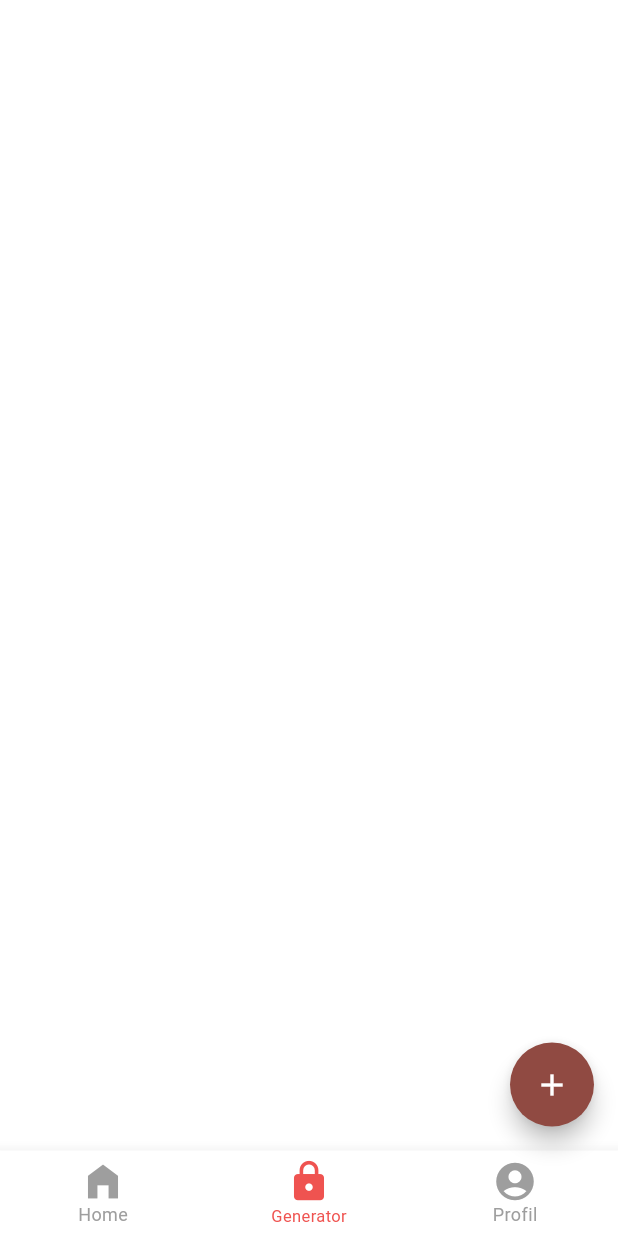
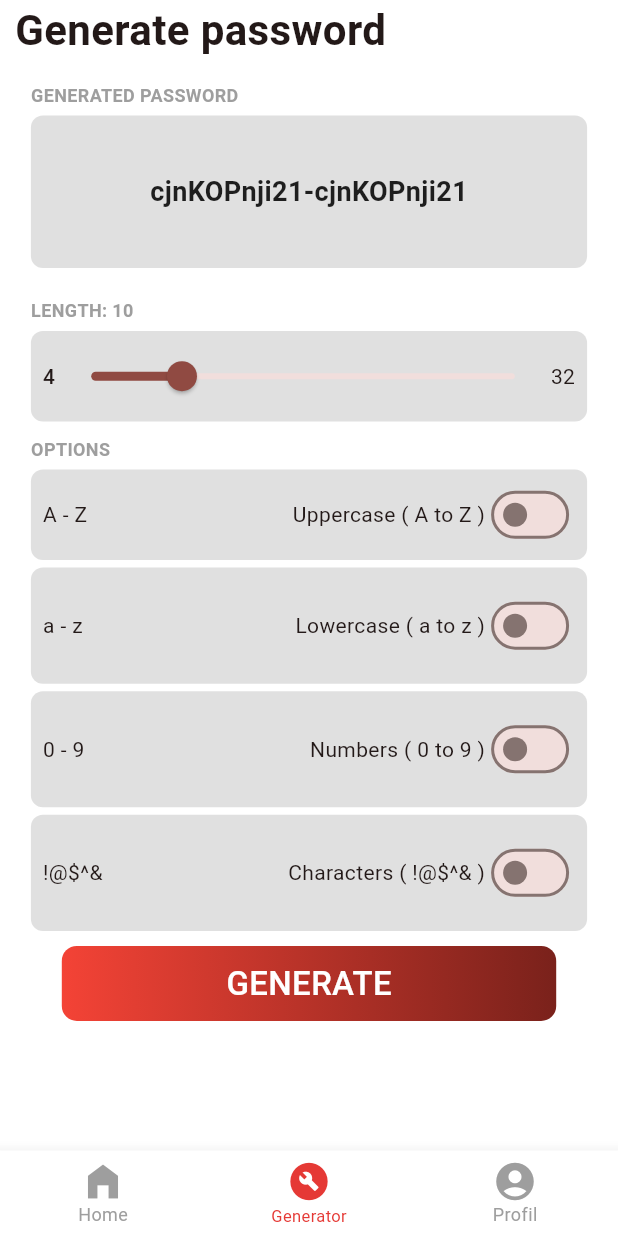
Before and after one commit to hassanbileh/pass-gen, a Flutter app: the NavScreen screen opened by its route, item 2 of the bottom bar chosen, on a phone screen of 412 x 824 dp. Run offline on Flutter 3.47's test engine with Material 2 defaults, Android fonts, the phone set to English and light mode, and no system bars; our stand-ins replace smooth_page_indicator.

Commit message:
Generate password UI

```diff
--- a/lib/data/data.dart
+++ b/lib/data/data.dart
@@ -22,7 +22,7 @@ final List<String> usernames = [
   user1.username,
 ];
 
-const List<Password> generatedPasswords = [
+const List<Password> perUser = [
   Password(
     id: '01',
     title: 'Google',
@@ -30,6 +30,7 @@ const List<Password> generatedPasswords = [
     password: 'Hasbilbile',
     hint: 'who r u',
     imageUrl: Assets.google,
+    date: 'added yesterday',
   ),
 
   Password(
@@ -39,6 +40,7 @@ const List<Password> generatedPasswords = [
     password: 'MopremeShakur',
     hint: 'who r u',
     imageUrl: Assets.facebook,
+    date: 'added last week',
   ),
 
   Password(
@@ -48,6 +50,7 @@ const List<Password> generatedPasswords = [
     password: 'EzmahJunior',
     hint: 'who r u',
     imageUrl: Assets.twitter,
+    date: 'added last month',
   ),
 
   Password(
@@ -57,11 +60,12 @@ const List<Password> generatedPasswords = [
     password: 'CharkoAbdoukarim',
     hint: 'who r u',
     imageUrl: Assets.logo,
+    date: 'added last year',
   ),
 ];
 
 
-const List<Password> perUser = [
+const List<Password> generatedPasswords = [
   Password(
     id: '01',
     title: 'Google',
@@ -69,6 +73,7 @@ const List<Password> perUser = [
     password: 'Hasbilbile',
     hint: 'who r u',
     imageUrl: Assets.google,
+    date: 'generated yesterday',
   ),
 
   Password(
@@ -78,6 +83,7 @@ const List<Password> perUser = [
     password: 'Hasbilbile1',
     hint: 'who r u',
     imageUrl: Assets.facebook,
+    date: 'generated last week',
   ),
 
   Password(
@@ -87,6 +93,7 @@ const List<Password> perUser = [
     password: 'Hasbilbile3',
     hint: 'who r u',
     imageUrl: Assets.twitter,
+    date: 'generated last month',
   ),
 
   Password(
@@ -96,5 +103,6 @@ const List<Password> perUser = [
     password: 'Hasbilbile4',
     hint: 'who r u',
     imageUrl: Assets.logo,
+    date: 'generated last year',
   ),
 ];
--- a/lib/models/password.dart
+++ b/lib/models/password.dart
@@ -1,5 +1,5 @@
 class Password {
-  final String id, title, username, password, hint, imageUrl;
+  final String id, title, username, password, hint, imageUrl, date;
 
   const Password({
     required this.id,
@@ -8,5 +8,6 @@ class Password {
     required this.password,
     required this.hint,
     required this.imageUrl,
+    required this.date,
   });
 }
--- a/lib/screens/authComponents/register/register_footer.dart
+++ b/lib/screens/authComponents/register/register_footer.dart
@@ -82,7 +82,8 @@ class RegisterFooter extends StatelessWidget {
               ),
             ),
           ],
-        )
+        ),
+        const SizedBox(height: 20,),
       ],
     );
   }
--- /dev/null
+++ b/lib/screens/generator_screen.dart
@@ -0,0 +1,233 @@
+import 'package:flutter/material.dart';
+import 'package:passgen/widgets/widgets.dart';
+
+class GeneratorScreen extends StatefulWidget {
+  const GeneratorScreen({super.key});
+
+  @override
+  State<GeneratorScreen> createState() => _GeneratorScreenState();
+}
+
+class _GeneratorScreenState extends State<GeneratorScreen> {
+  double _length = 10.0;
+  bool hasUpperCase = false;
+  bool hasLowerCase = false;
+  bool hasNumbers = false;
+  bool hasSymbols = false;
+  @override
+  Widget build(BuildContext context) {
+    return Scaffold(
+      body: SafeArea(
+        child: SingleChildScrollView(
+          child: Column(
+            crossAxisAlignment: CrossAxisAlignment.start,
+            children: [
+              const Padding(
+                padding: EdgeInsets.only(left: 10.0),
+                child: Text(
+                  'Generate password',
+                  style: TextStyle(fontSize: 28, fontWeight: FontWeight.bold),
+                ),
+              ),
+              const SizedBox(
+                height: 15.0,
+              ),
+              const _GenerateHeader(),
+              const SizedBox(
+                height: 20.0,
+              ),
+              _CustomOptions(
+                length: _length,
+                isSlider: true,
+                title: 'length: ',
+                child: Padding(
+                  padding: const EdgeInsets.symmetric(horizontal: 8.0),
+                  child: Row(
+                    children: [
+                      const Text(
+                        '4',
+                        style: TextStyle(fontWeight: FontWeight.w500),
+                      ),
+                      Expanded(
+                        child: Slider.adaptive(
+                          value: _length,
+                          onChanged: (value) {
+                            setState(() {
+                              _length = value;
+                            });
+                          },
+                          label: _length.toStringAsFixed(0).toString(),
+                          min: 4,
+                          max: 32,
+                        ),
+                      ),
+                      const Text('32'),
+                    ],
+                  ),
+                ),
+              ),
+              const SizedBox(
+                height: 10.0,
+              ),
+              _CustomOptions(
+                title: 'OPTIONS',
+                child: PasswordOptions(has: hasUpperCase, onChanged: (value){
+                  setState(() {
+                    hasUpperCase = value;
+                  });
+                }, leading: 'A - Z', trailing: 'Uppercase ( A to Z )'),
+              ),
+              _CustomOptions(
+                child: PasswordOptions(has: hasLowerCase, onChanged: (value){
+                  setState(() {
+                    hasLowerCase = value;
+                  });
+                }, leading: 'a - z', trailing: 'Lowercase ( a to z )'),
+              ),
+              _CustomOptions(
+                child: PasswordOptions(has: hasNumbers, onChanged: (value){
+                  setState(() {
+                    hasNumbers = value;
+                  });
+                }, leading: '0 - 9', trailing: 'Numbers ( 0 to 9 )'),
+              ),
+              _CustomOptions(
+                child: PasswordOptions(has: hasSymbols, onChanged: (value){
+                  setState(() {
+                    hasSymbols = value;
+                  });
+                }, leading: '!@\$^&', trailing: 'Characters ( !@\$^& )'),
+              ),
+              Center(child: CustomButton(content: 'GENERATE', onTap: (){}))
+            ],
+          ),
+        ),
+      ),
+    );
+  }
+}
+
+class _GenerateHeader extends StatelessWidget {
+  const _GenerateHeader({super.key});
+
+  @override
+  Widget build(BuildContext context) {
+    return Center(
+      child: Container(
+        height: MediaQuery.sizeOf(context).height * 0.15,
+        width: MediaQuery.sizeOf(context).width * 0.9,
+        child: Column(
+          crossAxisAlignment: CrossAxisAlignment.start,
+          children: [
+            const Text(
+              'GENERATED PASSWORD',
+              style: TextStyle(
+                  fontSize: 12.0,
+                  fontWeight: FontWeight.w600,
+                  color: Colors.grey),
+            ),
+            const SizedBox(
+              height: 5.0,
+            ),
+            Expanded(
+              child: Container(
+                height: MediaQuery.sizeOf(context).height * 0.1,
+                width: MediaQuery.sizeOf(context).width * 0.9,
+                decoration: BoxDecoration(
+                    borderRadius: BorderRadius.circular(8.0),
+                    color: Colors.grey.shade300),
+                child: const Center(
+                    child: Text(
+                  'cjnKOPnji21-cjnKOPnji21',
+                  style: TextStyle(
+                    fontSize: 18.0,
+                    fontWeight: FontWeight.w600,
+                    color: Colors.black87,
+                  ),
+                )),
+              ),
+            ),
+          ],
+        ),
+      ),
+    );
+  }
+}
+
+class _CustomOptions extends StatelessWidget {
+  final Widget child;
+  final String? title;
+  final bool? isSlider;
+  final double? length;
+  const _CustomOptions({
+    super.key,
+    required this.child,
+    this.length,
+    this.isSlider,
+    this.title,
+  });
+
+  @override
+  Widget build(BuildContext context) {
+    return Center(
+      child: Container(
+        height: MediaQuery.sizeOf(context).height * 0.1,
+        width: MediaQuery.sizeOf(context).width * 0.9,
+        child: Column(
+          crossAxisAlignment: CrossAxisAlignment.start,
+          children: [
+            (isSlider != null)
+                ?
+                //Title
+                Row(
+                    children: [
+                      (title != null)
+                          ? Text(
+                              title!.toUpperCase(),
+                              style: const TextStyle(
+                                  fontSize: 12.0,
+                                  fontWeight: FontWeight.w600,
+                                  color: Colors.grey),
+                            )
+                          : const SizedBox(),
+                      Text(
+                        length!.toStringAsFixed(0).toString(),
+                        style: const TextStyle(
+                            fontSize: 12.0,
+                            fontWeight: FontWeight.w600,
+                            color: Colors.grey),
+                      ),
+                    ],
+                  )
+                : (title != null)
+                    ? Text(
+                        title!.toUpperCase(),
+                        style: const TextStyle(
+                            fontSize: 12.0,
+                            fontWeight: FontWeight.w600,
+                            color: Colors.grey),
+                      )
+                    : const SizedBox(),
+
+            const SizedBox(
+              height: 5.0,
+            ),
+
+            //Content
+            Expanded(
+              child: Container(
+                height: MediaQuery.sizeOf(context).height * 0.1,
+                width: MediaQuery.sizeOf(context).width * 0.9,
+                decoration: BoxDecoration(
+                  borderRadius: BorderRadius.circular(8.0),
+                  color: Colors.grey.shade300,
+                ),
+                child: child,
+              ),
+            ),
+          ],
+        ),
+      ),
+    );
+  }
+}
--- a/lib/screens/nav_screen.dart
+++ b/lib/screens/nav_screen.dart
@@ -1,5 +1,4 @@
 import 'package:flutter/material.dart';
-import 'package:passgen/constants/assets/assets_constants.dart';
 import 'package:passgen/screens/screens.dart';
 
 class NavScreen extends StatefulWidget {
@@ -13,12 +12,12 @@ class _NavScreenState extends State<NavScreen> {
 
   final List<Widget> _screens = [
     const HomeScreen(),
-    Scaffold(),
+    const GeneratorScreen(),
     Scaffold(),
   ];
   final Map<String, IconData> _icons = {
     'Home': Icons.home_filled,
-    'Generator': Icons.lock,
+    'Generator': Icons.build_circle,
     'Profil': Icons.account_circle,
   };
 
@@ -27,15 +26,6 @@ class _NavScreenState extends State<NavScreen> {
   Widget build(BuildContext context) {
     return Scaffold(
       body: _screens[_currentIndex],
-      floatingActionButton: FloatingActionButton(
-        backgroundColor: Theme.of(context).colorScheme.primary,
-        onPressed: () => Navigator.of(context).pushNamed(Assets.newPasswordRoute),
-        shape: const CircleBorder(side: BorderSide.none),
-        child: const Icon(
-          Icons.add,
-          color: Colors.white,
-        ),
-      ),
       bottomNavigationBar: BottomNavigationBar(
               type: BottomNavigationBarType.fixed,
               backgroundColor: Colors.white,
@@ -56,7 +46,7 @@ class _NavScreenState extends State<NavScreen> {
                   .toList(),
               currentIndex: _currentIndex,
               selectedFontSize: 11.0,
-              selectedItemColor: Colors.red[400],
+              selectedItemColor: Colors.red.shade600,
               unselectedItemColor: Colors.grey,
               onTap: (index) => setState(() {
                 _currentIndex = index;
--- a/lib/screens/screens.dart
+++ b/lib/screens/screens.dart
@@ -5,6 +5,7 @@ export 'auth/login.dart';
 export 'nav_screen.dart';
 export 'home_screen.dart';
 export 'add_password/add_password.dart';
+export 'generator_screen.dart';
 
 export 'authComponents/register/register_header.dart';
 export 'authComponents/register/register_body.dart';
--- a/lib/widgets/components/custom_textfield.dart
+++ b/lib/widgets/components/custom_textfield.dart
@@ -6,7 +6,7 @@ class CustomTextField extends StatelessWidget {
   final String hintText;
   final String? labelText;
   final bool isPassword;
-  final int? maxLines;
+  final Function(String)? onSubmitted;
   const CustomTextField({
     super.key,
     required this.padding,
@@ -14,7 +14,7 @@ class CustomTextField extends StatelessWidget {
     required this.hintText,
     required this.labelText,
     required this.isPassword,
-    this.maxLines,
+    this.onSubmitted,
   });
 
   @override
@@ -60,6 +60,7 @@ class CustomTextField extends StatelessWidget {
                 hintText: hintText,
                 labelText: labelText,
               ),
+              onSubmitted: onSubmitted,
             ),
           );
   }
--- /dev/null
+++ b/lib/widgets/components/options.dart
@@ -0,0 +1,40 @@
+import 'package:flutter/material.dart';
+
+typedef SwitchCallBack = void Function(bool)?;
+
+class PasswordOptions extends StatelessWidget {
+  final String leading, trailing;
+  final bool has;
+  final SwitchCallBack onChanged;
+  const PasswordOptions({
+    super.key,
+    required this.has,
+    required this.onChanged,
+    required this.leading,
+    required this.trailing,
+  });
+
+  @override
+  Widget build(BuildContext context) {
+    return Padding(
+      padding: const EdgeInsets.symmetric(horizontal: 8.0),
+      child: Row(
+        mainAxisAlignment: MainAxisAlignment.spaceBetween,
+        children: [
+          Text(
+            leading,
+          ),
+          Row(
+            children: [
+              Text(trailing),
+              Switch.adaptive(
+                value: has,
+                onChanged: onChanged,
+              ),
+            ],
+          )
+        ],
+      ),
+    );
+  }
+}
--- a/lib/widgets/newpassword_content.dart
+++ b/lib/widgets/newpassword_content.dart
@@ -2,12 +2,13 @@ import 'package:flutter/material.dart';
 import 'package:passgen/widgets/widgets.dart';
 
 class NewPasswordContent extends StatelessWidget {
-  final TextEditingController title;
+  final TextEditingController title, username, password, notes;
   const NewPasswordContent({
     super.key,
     required this.title,
-    // required this.username,
-    // required this.password,
+    required this.username,
+    required this.password,
+    required this.notes,
   });
 
   @override
@@ -26,7 +27,7 @@ class NewPasswordContent extends StatelessWidget {
         ),
         PasswordTextField(
           title: 'Username',
-          controller: title,
+          controller: username,
           isTitle: false,
         ),
         const SizedBox(
@@ -34,7 +35,7 @@ class NewPasswordContent extends StatelessWidget {
         ),
         PasswordTextField(
           title: 'Password',
-          controller: title,
+          controller: password,
           isTitle: false,
         ),
         const SizedBox(
@@ -54,7 +55,7 @@ class NewPasswordContent extends StatelessWidget {
               padding: const EdgeInsets.symmetric(horizontal: 10.0),
               child: TextField(
                 maxLines: 4,
-                controller: TextEditingController(),
+                controller: notes,
                 enableSuggestions: false,
                 autocorrect: false,
                 keyboardType: TextInputType.emailAddress,
@@ -68,7 +69,9 @@ class NewPasswordContent extends StatelessWidget {
                 ),
               ),
             ),
-            const SizedBox(height: 10.0,),
+            const SizedBox(
+              height: 10.0,
+            ),
             Center(
               child: CustomButton(
                 content: 'Save',
--- a/lib/widgets/newpassword_header.dart
+++ b/lib/widgets/newpassword_header.dart
@@ -5,8 +5,9 @@ class NewPasswordHeader extends StatelessWidget {
 
   @override
   Widget build(BuildContext context) {
-    return const Expanded(
+    return const SizedBox(
       child: Column(
+        mainAxisSize: MainAxisSize.min,
         crossAxisAlignment: CrossAxisAlignment.start,
         children: [
           Padding(
--- a/lib/widgets/widgets.dart
+++ b/lib/widgets/widgets.dart
@@ -4,3 +4,4 @@ export 'components/password_textfield.dart';
 export 'password_list.dart';
 export 'newpassword_header.dart';
 export 'newpassword_content.dart';
+export 'components/options.dart';
```
Also changed, not shown: lib/screens/add_password/add_password.dart (+16 -2 lines), lib/screens/auth/login.dart (+25 -3 lines), lib/screens/home_screen.dart (+72 -19 lines), lib/screens/on_boarding_screens.dart (+9 -6 lines), lib/widgets/password_list.dart (+15 -0 lines). Lines whose indentation alone changed are shown as unchanged.
